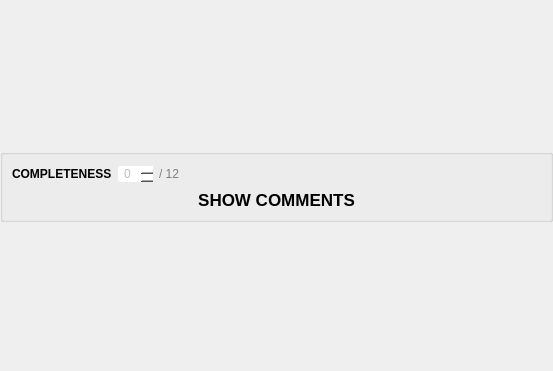
Old version of the form TurboGrade/ui/criteriongradecard.ui in the repository wassgha/TurboGrade.
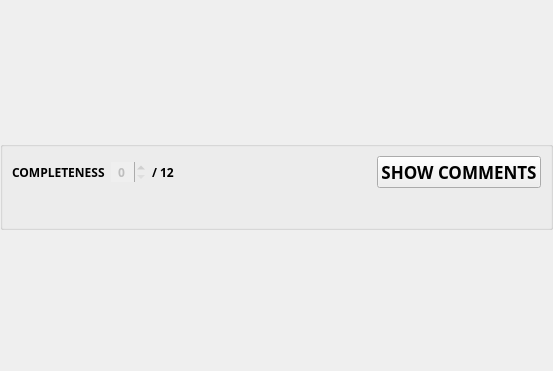
New version of the form.

Commit message: Added comments to grade view

What changed in the file:
```diff
--- a/TurboGrade/ui/criteriongradecard.ui
+++ b/TurboGrade/ui/criteriongradecard.ui
@@ -36,6 +36,17 @@
 	text-align:center;
 	background:white;
 	border-radius: 3px;
+}
+
+#comments_container {
+	padding: 10px;
+	background: black;
+	border-radius: 3px;
+}
+
+#comments_container&gt;QLabel {
+	color:white;
+	text-align: center;
 }</string>
   </property>
   <layout class="QGridLayout" name="gridLayout">
@@ -145,75 +156,43 @@
           </property>
          </spacer>
         </item>
+        <item>
+         <widget class="QPushButton" name="show_comments">
+          <property name="font">
+           <font>
+            <pointsize>13</pointsize>
+            <weight>75</weight>
+            <bold>true</bold>
+           </font>
+          </property>
+          <property name="cursor">
+           <cursorShape>PointingHandCursor</cursorShape>
+          </property>
+          <property name="text">
+           <string>SHOW COMMENTS</string>
+          </property>
+         </widget>
+        </item>
        </layout>
       </item>
       <item>
        <layout class="QVBoxLayout" name="children"/>
       </item>
       <item>
-       <layout class="QVBoxLayout" name="comments_container"/>
-      </item>
-      <item>
-       <widget class="QWidget" name="comments_box" native="true">
-        <layout class="QHBoxLayout" name="comments_box_layout">
-         <property name="spacing">
-          <number>0</number>
-         </property>
+       <widget class="QWidget" name="comments_container" native="true">
+        <layout class="QVBoxLayout" name="comments_container_layout">
          <property name="leftMargin">
-          <number>0</number>
+          <number>12</number>
          </property>
          <property name="topMargin">
-          <number>0</number>
+          <number>12</number>
          </property>
          <property name="rightMargin">
-          <number>0</number>
+          <number>12</number>
          </property>
          <property name="bottomMargin">
-          <number>0</number>
+          <number>12</number>
          </property>
-         <item>
-          <spacer name="spacer2">
-           <property name="orientation">
-            <enum>Qt::Horizontal</enum>
-           </property>
-           <property name="sizeHint" stdset="0">
-            <size>
-             <width>40</width>
-             <height>20</height>
-            </size>
-           </property>
-          </spacer>
-         </item>
-         <item>
-          <widget class="QPushButton" name="show_comments">
-           <property name="font">
-            <font>
-             <pointsize>13</pointsize>
-             <weight>75</weight>
-             <bold>true</bold>
-            </font>
-           </property>
-           <property name="cursor">
-            <cursorShape>PointingHandCursor</cursorShape>
-           </property>
-           <property name="text">
-            <string>SHOW COMMENTS</string>
-           </property>
-          </widget>
-         </item>
-         <item>
-          <spacer name="horizontalSpacer">
-           <property name="orientation">
-            <enum>Qt::Horizontal</enum>
-           </property>
-           <property name="sizeHint" stdset="0">
-            <size>
-             <width>40</width>
-             <height>20</height>
-            </size>
-           </property>
-          </spacer>
-         </item>
         </layout>
        </widget>
       </item>
```
The commit also changes 9 other files.
